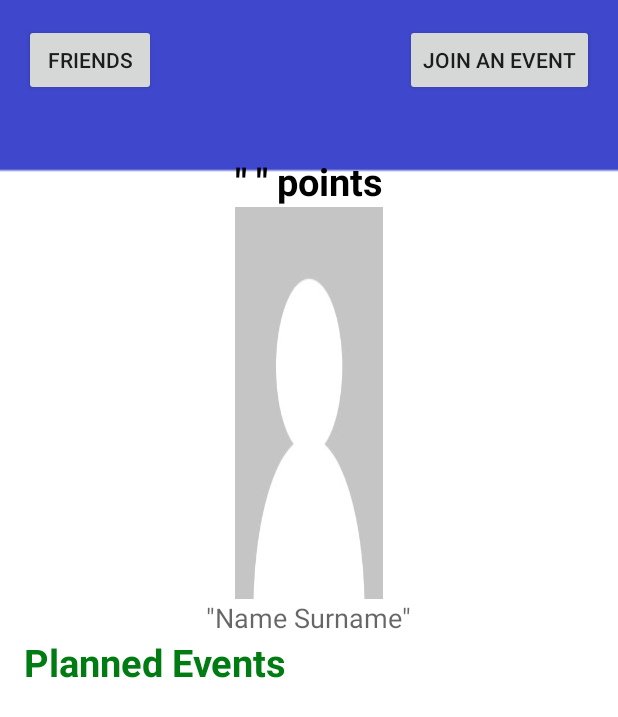
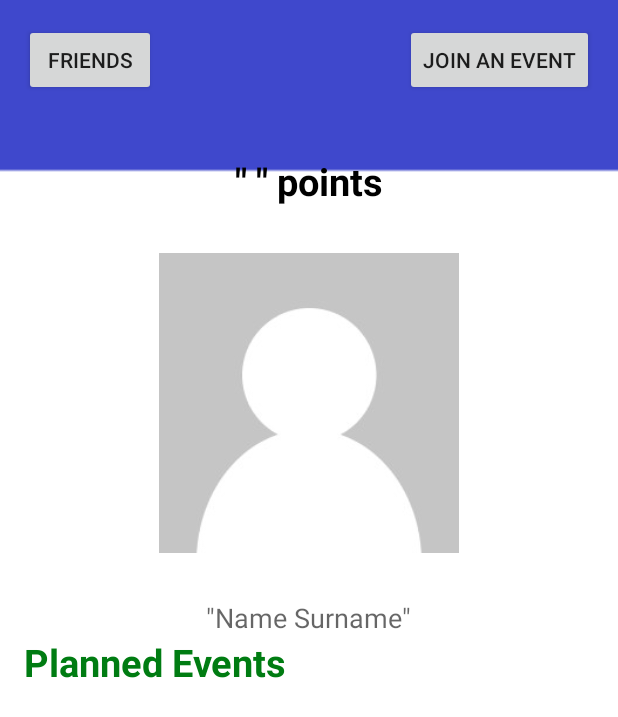
Before and after one commit to damlaozgen/SUN, an Android app: the layout futureevents_page.xml on its own in the app's theme, with its tools: preview values and no code run, on a phone screen of 412 x 824 dp. Shown: the top 717 px of the screen. Run offline under Robolectric (Android 15) with nearby library versions, the phone set to English and light mode, and no system bars.

Commit message:
Future events

```diff
--- a/app/build.gradle
+++ b/app/build.gradle
@@ -20,6 +20,7 @@ android {
 }
 dependencies {
     compile 'com.loopj.android:android-async-http:1.4.5'
+    compile 'com.nostra13.universalimageloader:universal-image-loader:1.9.3'
 }
 dependencies {
     compile fileTree(dir: 'libs', include: ['*.jar'])
--- a/app/src/main/AndroidManifest.xml
+++ b/app/src/main/AndroidManifest.xml
@@ -2,6 +2,7 @@
 <manifest xmlns:android="http://schemas.android.com/apk/res/android"
     package="me.sunapp" >
     <uses-permission android:name="android.permission.INTERNET" />
+    <uses-permission android:name="android.permission.WRITE_EXTERNAL_STORAGE" />
     <application
         android:allowBackup="true"
         android:icon="@drawable/sun2"
@@ -19,6 +20,9 @@
         <activity
             android:name=".view.SignUpPage"
             android:label="Sign Up" >
+        </activity>
+        <activity android:name=".view.FindFriendsPage">
+
         </activity>
         <activity
             android:name=".view.ProfilePage"
--- a/app/src/main/java/me/sunapp/model/Event.java
+++ b/app/src/main/java/me/sunapp/model/Event.java
@@ -97,8 +97,9 @@ public class Event {
             String dStr = obj.getString("date");
             Date d;
             try {
-                d = DateUtils.parseDate(dStr);
-            } catch (DateParseException e) {
+                SimpleDateFormat parserSDF=new SimpleDateFormat("yyyy-MM-dd'T'HH:mm:ss'Z'");
+                d = parserSDF.parse(dStr);
+            } catch (ParseException e) {
                 e.printStackTrace();
                 d = new Date();
             }
--- a/app/src/main/res/layout/futureevents_page.xml
+++ b/app/src/main/res/layout/futureevents_page.xml
@@ -21,7 +21,7 @@
         android:layout_height="wrap_content"
         android:textAppearance="?android:attr/textAppearanceMedium"
         android:text="&quot; &quot; points"
-        android:id="@+id/textView32"
+        android:id="@+id/future_events_points"
         android:textColor="@android:color/black"
         android:textStyle="bold"
         android:textSize="25dp"
@@ -30,23 +30,20 @@
         android:layout_centerHorizontal="true" />
     //
     <ImageView
-        android:layout_width="wrap_content"
-        android:layout_height="wrap_content"
-        android:id="@+id/imageView14"
-        android:background="@drawable/profile"
-        android:layout_below="@+id/textView32"
-        android:layout_alignLeft="@+id/textView32"
-        android:layout_alignStart="@+id/textView32"
-        android:layout_alignRight="@+id/textView32"
-        android:layout_alignEnd="@+id/textView32"
-        android:layout_above="@+id/textView33" />
+        android:layout_width="200dp"
+        android:layout_height="200dp"
+        android:id="@+id/future_events_avatar"
+        android:layout_below="@+id/future_events_points"
+        android:layout_above="@+id/future_events_name"
+        android:src="@drawable/profile"
+        android:layout_centerHorizontal="true" />
 
     <TextView
         android:layout_width="wrap_content"
         android:layout_height="wrap_content"
         android:textAppearance="?android:attr/textAppearanceMedium"
         android:text="@string/namesurname"
-        android:id="@+id/textView33"
+        android:id="@+id/future_events_name"
         android:layout_centerVertical="true"
         android:layout_centerHorizontal="true" />
 
@@ -60,7 +57,7 @@
         android:textSize="25dp"
         android:textColor="#ff007c12"
         android:textIsSelectable="false"
-        android:layout_below="@+id/textView33"
+        android:layout_below="@+id/future_events_name"
         android:layout_alignParentLeft="true"
         android:layout_alignParentStart="true" />
 
@@ -76,7 +73,7 @@
     <ListView
         android:layout_width="wrap_content"
         android:layout_height="wrap_content"
-        android:id="@+id/listView4"
+        android:id="@+id/future_events_list"
         android:layout_below="@+id/textView34"
         android:layout_alignParentLeft="true"
         android:layout_alignParentStart="true" />
```
Also changed, not shown: app/src/main/java/me/sunapp/ContextManager.java (+10 -0 lines), app/src/main/java/me/sunapp/client/SUNClient.java (+41 -3 lines), app/src/main/java/me/sunapp/helper/EventListViewAdapter.java (added, +41 -0 lines), app/src/main/java/me/sunapp/view/FindFriendsPage.java (renamed from app/src/main/java/me/sunapp/view/FutureEventsPage.java, +6 -7 lines), app/src/main/java/me/sunapp/view/MainPage.java (+46 -8 lines), app/src/main/res/layout/event_row.xml (added, +12 -0 lines), app/src/main/res/layout/main_page.xml (+11 -9 lines), 1 other file.
